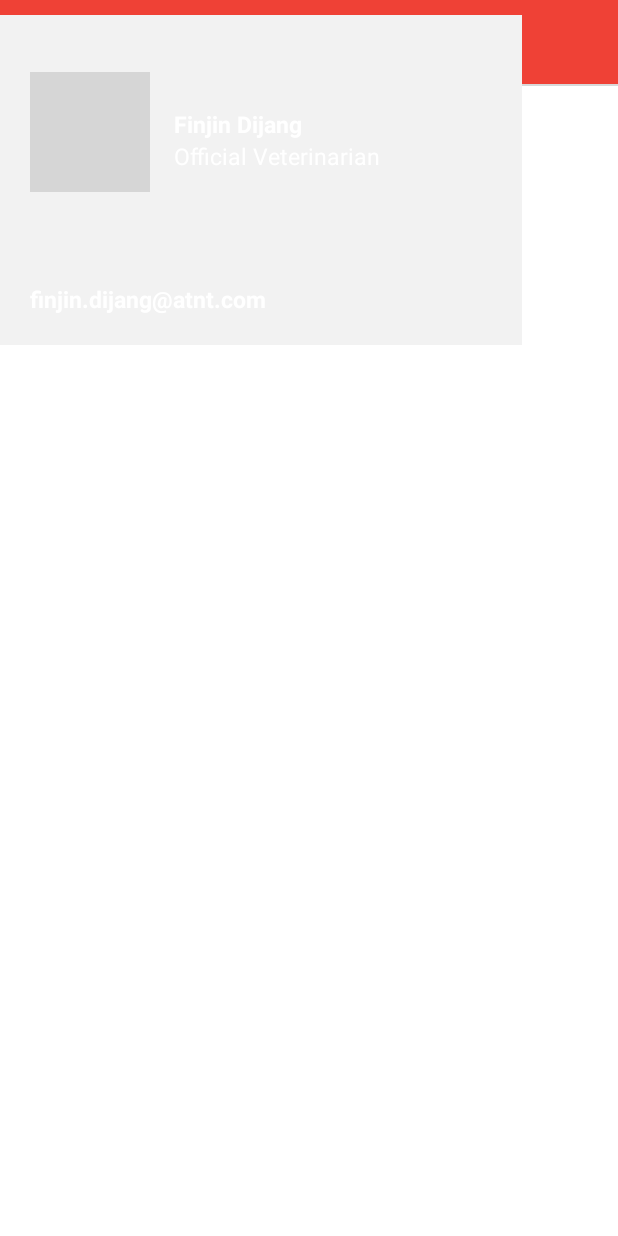
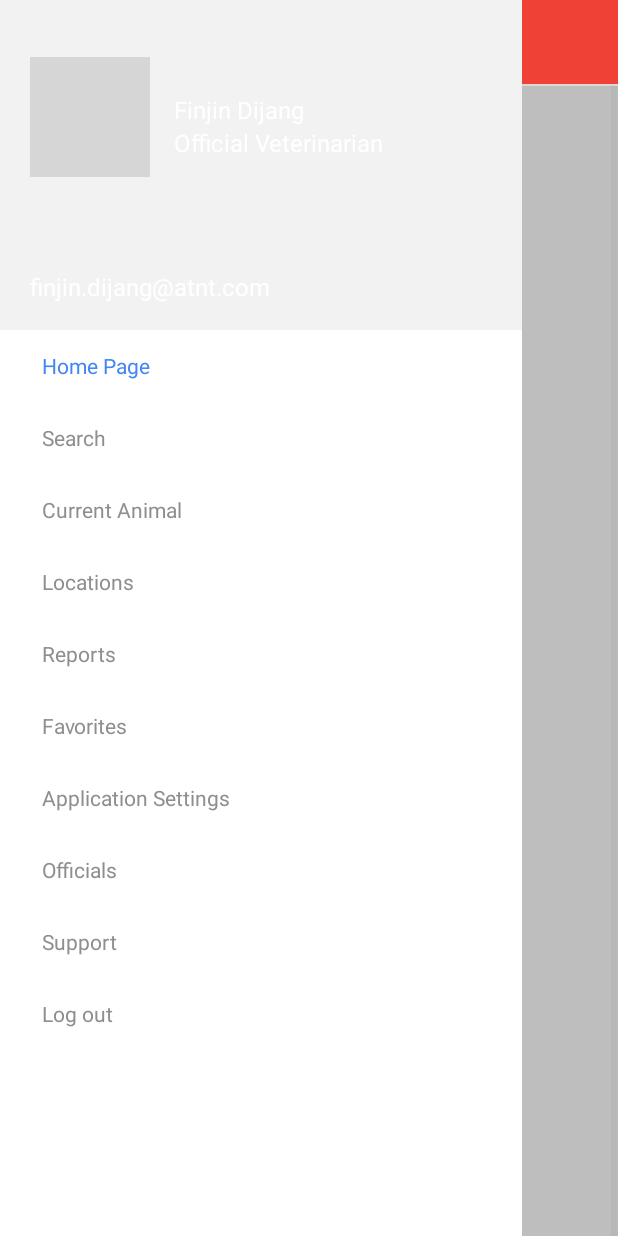
Before and after one commit to ElephantAsia/Elephant-Asia-mobile, an Android app: the MainActivity screen opened directly, with no data from a screen before it, with the side drawer open, on a phone screen of 412 x 824 dp. Run offline under Robolectric (Android 15) with nearby library versions, the phone set to English and light mode, and no system bars; our stand-ins replace CircleImageView; libraries missing offline, so code that uses them is left out: jp.wasabeef.blurry; 1 statement that could not run was skipped; grey boxes are pictures that could not be loaded.

Commit message:
drawer list

```diff
--- a/app/src/main/java/fr/elefantasia/elefantasia/activities/MainActivity.java
+++ b/app/src/main/java/fr/elefantasia/elefantasia/activities/MainActivity.java
@@ -1,22 +1,41 @@
 package fr.elefantasia.elefantasia.activities;
 
+import android.content.Intent;
 import android.os.Bundle;
 import android.support.v4.view.GravityCompat;
 import android.support.v4.widget.DrawerLayout;
 import android.support.v7.app.ActionBarDrawerToggle;
 import android.support.v7.app.AppCompatActivity;
 import android.support.v7.widget.Toolbar;
+import android.util.Log;
 import android.view.View;
+import android.widget.AdapterView;
 import android.widget.ImageView;
+import android.widget.ListView;
 
 import java.util.Timer;
 import java.util.TimerTask;
 
 import de.hdodenhof.circleimageview.CircleImageView;
 import fr.elefantasia.elefantasia.R;
+import fr.elefantasia.elefantasia.adapter.MainActivityDrawerListAdapter;
+import fr.elefantasia.elefantasia.utils.Preferences;
 import jp.wasabeef.blurry.Blurry;
 
 public class MainActivity extends AppCompatActivity {
+
+    private static final String EXTRA_FRAGMENT = "main.fragment";
+
+    private static final int FRAGMENT_HOME_PAGE = 0;
+    private static final int FRAGMENT_SEARCH = 1;
+    private static final int FRAGMENT_CURRENT_ANIMAL = 2;
+    private static final int FRAGMENT_LOCATIONS = 3;
+    private static final int FRAGMENT_REPORTS = 4;
+    private static final int FRAGMENT_FAVORITES = 5;
+    private static final int FRAGMENT_SETTINGS = 6;
+    private static final int FRAGMENT_OFFICIALS = 7;
+    private static final int FRAGMENT_SUPPORT = 8;
+    private static final int FRAGMENT_DISCONNECT = 9;
 
     private ActionBarDrawerToggle toggle;
     private DrawerLayout drawer;
@@ -24,18 +43,29 @@ public class MainActivity extends AppCompatActivity {
     private ImageView profilPicBlurred;
     private CircleImageView profilPic;
 
+    private ListView drawerList;
+    private MainActivityDrawerListAdapter drawerListAdapter;
+
+
+    public static int getFragment(Intent intent) {
+        return intent.getIntExtra(EXTRA_FRAGMENT, FRAGMENT_HOME_PAGE);
+    }
+
+    public static void setFragment(Intent intent, int value) {
+        intent.putExtra(EXTRA_FRAGMENT, value);
+    }
+
+
     @Override
     protected void onCreate(Bundle savedInstanceState) {
         super.onCreate(savedInstanceState);
-        setContentView(R.layout.activity_main);
+        setContentView(R.layout.main_activity);
 
         Toolbar toolbar = (Toolbar)findViewById(R.id.main_toolbar);
         profilPicBlurred = (ImageView)findViewById(R.id.main_drawer_pic_profil_blurred);
         profilPic = (CircleImageView)findViewById(R.id.main_drawer_pic_profil);
 
         setSupportActionBar(toolbar);
-        //getSupportActionBar().setDisplayShowHomeEnabled(true);
-        //getSupportActionBar().setDisplayShowTitleEnabled(false);
 
         drawer = (DrawerLayout)findViewById(R.id.main_drawer);
         toggle = new ActionBarDrawerToggle(this, drawer, toolbar, R.string.open, R.string.close);
@@ -56,6 +86,21 @@ public class MainActivity extends AppCompatActivity {
                 refreshProfilPicBlurred();
             }
         });
+
+        drawerList = (ListView)findViewById(R.id.main_drawer_list);
+        drawerList.setOnItemClickListener(new AdapterView.OnItemClickListener() {
+            @Override
+            public void onItemClick(AdapterView<?> parent, View view, int position, long id) {
+                drawerListAdapter.setSelection(position);
+                drawerListAdapter.notifyDataSetChanged();
+
+                setFragment(getIntent(), position);
+                refreshFragment();
+            }
+        });
+
+        drawerListAdapter = new MainActivityDrawerListAdapter(getApplicationContext());
+        drawerList.setAdapter(drawerListAdapter);
     }
 
     @Override
@@ -71,10 +116,34 @@ public class MainActivity extends AppCompatActivity {
                 runOnUiThread(new Runnable() {
                     @Override
                     public void run() {
-                        Blurry.with(MainActivity.this).radius(25).sampling(2).capture(profilPic).into(profilPicBlurred);
+                        try {
+                            Blurry.with(MainActivity.this).radius(25).sampling(2).capture(profilPic).into(profilPicBlurred);
+                        } catch (Exception e) {
+                            e.printStackTrace();
+                        }
                     }
                 });
             }
         }, 10);
     }
+
+    private void refreshFragment() {
+        switch (getFragment(getIntent()))
+        {
+            // TODO: set fragment here
+            case FRAGMENT_DISCONNECT:
+                disconnect();
+                break;
+            default:
+        }
+    }
+
+    private void disconnect() {
+        Preferences.setUsername(getApplicationContext(), null);
+        Preferences.setPassword(getApplicationContext(), null);
+
+        Intent intent = new Intent(this, LoginActivity.class);
+        startActivity(intent);
+        finish();
+    }
 }
--- /dev/null
+++ b/app/src/main/java/fr/elefantasia/elefantasia/adapter/MainActivityDrawerListAdapter.java
@@ -0,0 +1,89 @@
+package fr.elefantasia.elefantasia.adapter;
+
+import android.content.Context;
+import android.view.LayoutInflater;
+import android.view.View;
+import android.view.ViewGroup;
+import android.widget.BaseAdapter;
+import android.widget.ImageView;
+import android.widget.TextView;
+
+import java.util.ArrayList;
+import java.util.List;
+
+import fr.elefantasia.elefantasia.R;
+
+
+/**
+ * Created by Stephane on 06/01/2017.
+ */
+
+public class MainActivityDrawerListAdapter extends BaseAdapter {
+
+    private Context context;
+    private int selection;
+    private List<String> content;
+
+    public MainActivityDrawerListAdapter(Context context) {
+        this.context = context;
+        this.content = new ArrayList<>();
+
+        content.add(context.getString(R.string.home_page));
+        content.add(context.getString(R.string.search));
+        content.add(context.getString(R.string.current_animal));
+        content.add(context.getString(R.string.locations));
+        content.add(context.getString(R.string.reports));
+        content.add(context.getString(R.string.favorites));
+        content.add(context.getString(R.string.settings));
+        content.add(context.getString(R.string.officials));
+        content.add(context.getString(R.string.support));
+        content.add(context.getString(R.string.logout));
+    }
+
+    public void setSelection(int selection) {
+        this.selection = selection;
+        notifyDataSetChanged();
+    }
+
+    @Override
+    public int getCount() {
+        return (content.size());
+    }
+
+
+    @Override
+    public String getItem(int index) {
+        return (content.get(index));
+    }
+
+    @Override
+    public long getItemId(int index) {
+        return index;
+    }
+
+    @Override
+    public View getView(int index, View old, ViewGroup parent) {
+        View view;
+
+        if (old != null) {
+            view = old;
+        } else {
+            LayoutInflater inflater = LayoutInflater.from(context);
+            view = inflater.inflate(R.layout.list_item_drawer, parent, false);
+        }
+
+        TextView label = (TextView) view.findViewById(R.id.listitem_drawer_label);
+        //ImageView image = (ImageView) view.findViewById(R.id.listitem_drawer_image);
+        label.setText(getItem(index));
+
+        if (index == selection) {
+            //image.setImageResource(R.drawable.menu_icon_home_enabled);
+            label.setTextColor(context.getResources().getColor(R.color.list_selection));
+        } else {
+            //image.setImageResource(R.drawable.menu_icon_home_disabled);
+            label.setTextColor(context.getResources().getColor(R.color.list_indice));
+        }
+        return view;
+    }
+
+}
--- /dev/null
+++ b/app/src/main/res/color/listitem.xml
@@ -0,0 +1,32 @@
+<?xml version="1.0" encoding="utf-8"?>
+<selector
+    xmlns:android="http://schemas.android.com/apk/res/android">
+    <item
+        android:color="#00000000"
+        android:state_pressed="true">
+        <shape
+            android:shape="rectangle">
+            <solid
+                android:color="@android:color/transparent"/>
+        </shape>
+    </item>
+    <item
+        android:color="#00000000"
+        android:state_focused="true">
+
+        <shape
+            android:shape="rectangle">
+            <solid
+                android:color="@android:color/transparent"/>
+        </shape>
+    </item>
+
+    <item
+        android:color="#00000000">
+        <shape
+            android:shape="rectangle">
+            <solid
+                android:color="@android:color/transparent"/>
+        </shape>
+    </item>
+</selector>
--- /dev/null
+++ b/app/src/main/res/layout/list_item_drawer.xml
@@ -0,0 +1,31 @@
+<?xml version="1.0" encoding="utf-8"?>
+<RelativeLayout
+    xmlns:android="http://schemas.android.com/apk/res/android"
+    android:layout_width="match_parent"
+    android:layout_height="48dp"
+    android:paddingLeft="12dp"
+    android:paddingRight="12dp">
+
+    <ImageView
+        android:id="@+id/listitem_drawer_image"
+        android:layout_width="wrap_content"
+        android:layout_height="wrap_content"
+        android:layout_alignParentLeft="true"
+        android:layout_alignParentStart="true"
+        android:layout_centerVertical="true"
+        android:layout_marginRight="8dp"
+        android:layout_marginEnd="8dp"
+        android:contentDescription="@null"/>
+
+    <TextView
+        android:id="@+id/listitem_drawer_label"
+        android:layout_width="match_parent"
+        android:layout_height="wrap_content"
+        android:layout_centerVertical="true"
+        android:layout_marginLeft="8dp"
+        android:layout_marginStart="8dp"
+        android:layout_toRightOf="@id/listitem_drawer_image"
+        android:layout_toEndOf="@id/listitem_drawer_image"
+        android:textSize="14sp"/>
+
+</RelativeLayout>
--- a/app/src/main/res/layout/activity_main.xml
+++ b/app/src/main/res/layout/main_activity.xml
@@ -3,22 +3,6 @@
     android:orientation="vertical"
     android:layout_width="match_parent"
     android:layout_height="match_parent">
-
-    <!--<android.support.v7.widget.Toolbar
-        android:id="@+id/main_toolbar"
-        android:background="@color/primary_100"
-        android:layout_width="match_parent"
-        android:layout_height="?attr/actionBarSize">
-
-        <TextView
-            android:id="@+id/title"
-            android:layout_width="match_parent"
-            android:layout_height="wrap_content"
-            android:text="@string/home_page"
-            android:textColor="#FFFFFF"
-            android:textSize="20sp" />
-
-    </android.support.v7.widget.Toolbar>-->
 
     <android.support.v4.widget.DrawerLayout
         android:id="@+id/main_drawer"
@@ -26,6 +10,7 @@
         android:layout_height="fill_parent">
 
         <android.support.design.widget.AppBarLayout
+            android:background="@color/background_60"
             android:id="@+id/appBarLayout"
             android:layout_width="match_parent"
             android:layout_height="wrap_content">
@@ -54,12 +39,12 @@
         </android.support.design.widget.AppBarLayout>
 
         <RelativeLayout
-            android:layout_marginTop="10dp"
             android:layout_gravity="start"
             android:layout_width="match_parent"
             android:layout_height="match_parent">
 
             <RelativeLayout
+                android:id="@+id/main_drawer_userinfo"
                 android:layout_width="match_parent"
                 android:layout_height="220dp">
 
@@ -81,11 +66,10 @@
                     android:layout_height="80dp" />
 
                 <TextView
-                    android:textStyle="bold"
                     android:layout_marginTop="62dp"
                     android:layout_marginLeft="16dp"
                     android:layout_marginStart="16dp"
-                    android:textSize="15sp"
+                    android:textSize="16sp"
                     android:id="@+id/main_drawer_username"
                     android:text="Finjin Dijang"
                     android:textColor="@android:color/white"
@@ -97,7 +81,7 @@
                 <TextView
                     android:layout_marginLeft="16dp"
                     android:layout_marginStart="16dp"
-                    android:textSize="15sp"
+                    android:textSize="16sp"
                     android:id="@+id/main_drawer_speciality"
                     android:text="Official Veterinarian"
                     android:textColor="@android:color/white"
@@ -108,19 +92,28 @@
                     android:layout_toEndOf="@id/main_drawer_pic_profil"/>
 
                 <TextView
-                    android:layout_marginBottom="20dp"
+                    android:layout_marginBottom="18dp"
                     android:layout_alignParentBottom="true"
                     android:layout_alignLeft="@id/main_drawer_pic_profil"
+                    android:layout_alignStart="@id/main_drawer_pic_profil"
                     android:textColor="@android:color/white"
                     android:text="finjin.dijang@atnt.com"
-                    android:textSize="15sp"
-                    android:textStyle="bold"
+                    android:textSize="16sp"
                     android:id="@+id/main_drawer_email"
                     android:layout_width="wrap_content"
                     android:layout_height="wrap_content" />
 
             </RelativeLayout>
 
+            <ListView
+                android:background="@android:color/white"
+                android:layout_below="@id/main_drawer_userinfo"
+                android:id="@+id/main_drawer_list"
+                android:dividerHeight="0dp"
+                android:divider="@null"
+                android:layout_width="match_parent"
+                android:layout_height="match_parent" />
+
         </RelativeLayout>
 
     </android.support.v4.widget.DrawerLayout>
--- a/app/src/main/res/values/colors.xml
+++ b/app/src/main/res/values/colors.xml
@@ -1,8 +1,10 @@
 <?xml version="1.0" encoding="utf-8"?>
 <resources>
-    <color name="primary_100">#FFef4136</color>
-    <color name="primary_75">#BFef4136</color>
+    <color name="primary_100">#ffef4136</color>
+    <color name="primary_75">#bfef4136</color>
     <color name="primary_50">#80ef4136</color>
+    <color name="primary_25">#40ef4136</color>
+    <color name="primary_10">#1aef4136</color>
 
     <color name="white_30">#4DFFFFFF</color>
 
@@ -11,6 +13,9 @@
 
     <color name="primary_dark_100">#ef4136</color>
     <!--<color name="colorAccent">#66000000</color>-->
+
+    <color name="list_selection">#4285f4</color>
+    <color name="list_indice">#8e8e8e</color>
 
     <color name="grey_light_100">#FF929292</color>
     <color name="grey_light_50">#88929292</color>
--- a/app/src/main/res/values/strings.xml
+++ b/app/src/main/res/values/strings.xml
@@ -30,4 +30,14 @@
     <string name="open">Open</string>
     <string name="close">Close</string>
 
+    <string name="search">Search</string>
+    <string name="current_animal">Current Animal</string>
+    <string name="locations">Locations</string>
+    <string name="reports">Reports</string>
+    <string name="favorites">Favorites</string>
+    <string name="settings">Application Settings</string>
+    <string name="officials">Officials</string>
+    <string name="support">Support</string>
+    <string name="logout">Log out</string>
+
 </resources>
--- a/app/src/main/res/values/styles.xml
+++ b/app/src/main/res/values/styles.xml
@@ -19,8 +19,10 @@
         <!-- Window background color -->
         <item name="android:windowBackground">@color/background_100</item>
 
+        <!-- Widgets style -->
         <item name="android:editTextStyle">@style/App_EditTextStyle</item>
         <item name="android:buttonStyle">@style/App_ButtonStyle</item>
+        <item name="android:listViewStyle">@style/App_ListViewStyle</item>
 
         <item name="colorControlNormal">@color/grey_light_100</item>
         <item name="android:colorControlNormal" tools:targetApi="21">@color/grey_light_100</item>
@@ -52,4 +54,12 @@
         <item name="android:textColor">#FFFFFF</item>
     </style>
 
+    <style name="App_ListViewStyle" parent="android:style/Widget.ListView">
+        <item name="android:divider">@color/grey_light_50</item>
+        <item name="android:dividerHeight">1px</item>
+        <item name="android:drawSelectorOnTop">false</item>
+        <item name="android:listSelector">@color/listitem</item>
+        <item name="android:cacheColorHint">#00000000</item>
+    </style>
+
 </resources>
```
